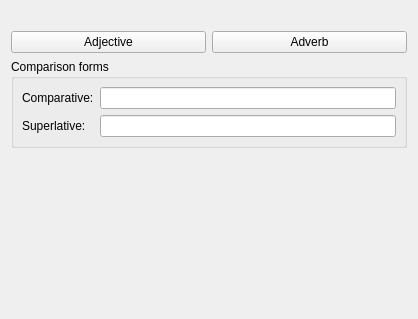
Before: the Qt Designer form src/entry-dialogs/comparisonwidget.ui in KDE/parley, drawn with Qt 5.
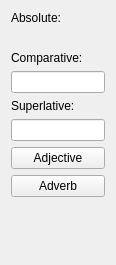
After: the same form once the commit is applied.

Commit message: Add a word type class derived from container. Make the layout of the word type widget better. Make the adjective/adverb buttons work. Save the changes to the comparison forms.

```diff
--- a/src/entry-dialogs/comparisonwidget.ui
+++ b/src/entry-dialogs/comparisonwidget.ui
@@ -5,16 +5,33 @@
    <rect>
     <x>0</x>
     <y>0</y>
-    <width>418</width>
-    <height>319</height>
+    <width>116</width>
+    <height>265</height>
    </rect>
   </property>
   <property name="windowTitle" >
    <string>Form</string>
   </property>
-  <layout class="QHBoxLayout" >
-   <item>
     <layout class="QVBoxLayout" >
+   <item>
+    <widget class="QLabel" name="absoluteLabel" >
+     <property name="sizePolicy" >
+      <sizepolicy vsizetype="Preferred" hsizetype="Minimum" >
+       <horstretch>0</horstretch>
+       <verstretch>0</verstretch>
+      </sizepolicy>
+     </property>
+     <property name="toolTip" >
+      <string>The comparative is used to compare nouns or verbs (faster)</string>
+     </property>
+     <property name="text" >
+      <string>Absolute:</string>
+     </property>
+     <property name="buddy" >
+      <cstring>comparativeLineEdit</cstring>
+     </property>
+    </widget>
+   </item>
      <item>
       <widget class="QLabel" name="absoluteEntryLabel" >
        <property name="text" >
@@ -23,49 +40,26 @@
       </widget>
      </item>
      <item>
-      <layout class="QHBoxLayout" >
-       <item>
-        <widget class="QPushButton" name="makeAdjectiveButton" >
-         <property name="text" >
-          <string>Adjective</string>
-         </property>
-        </widget>
-       </item>
-       <item>
-        <widget class="QPushButton" name="makeAdverbButton" >
+    <widget class="QLabel" name="comparativeLabel" >
+     <property name="sizePolicy" >
+      <sizepolicy vsizetype="Preferred" hsizetype="Minimum" >
+       <horstretch>0</horstretch>
+       <verstretch>0</verstretch>
+      </sizepolicy>
+     </property>
+     <property name="toolTip" >
+      <string>The comparative is used to compare nouns or verbs (faster)</string>
+     </property>
          <property name="text" >
-          <string>Adverb</string>
-         </property>
-        </widget>
-       </item>
-      </layout>
-     </item>
+      <string>Comparative:</string>
+     </property>
+     <property name="buddy" >
+      <cstring>comparativeLineEdit</cstring>
+     </property>
+    </widget>
+   </item>
      <item>
-      <widget class="QGroupBox" name="comparisonFormsGroup" >
-       <property name="title" >
-        <string>Comparison forms</string>
-       </property>
-       <layout class="QGridLayout" >
-        <property name="leftMargin" >
-         <number>8</number>
-        </property>
-        <property name="topMargin" >
-         <number>8</number>
-        </property>
-        <property name="rightMargin" >
-         <number>8</number>
-        </property>
-        <property name="bottomMargin" >
-         <number>8</number>
-        </property>
-        <property name="horizontalSpacing" >
-         <number>6</number>
-        </property>
-        <property name="verticalSpacing" >
-         <number>6</number>
-        </property>
-        <item row="2" column="1" >
-         <widget class="QLineEdit" name="superlativeLineEdit" >
+    <widget class="QLineEdit" name="comparativeLineEdit" >
           <property name="sizePolicy" >
            <sizepolicy vsizetype="Preferred" hsizetype="Expanding" >
             <horstretch>0</horstretch>
@@ -74,7 +68,7 @@
           </property>
          </widget>
         </item>
-        <item row="2" column="0" >
+   <item>
          <widget class="QLabel" name="superlativeLabel" >
           <property name="sizePolicy" >
            <sizepolicy vsizetype="Preferred" hsizetype="Minimum" >
@@ -93,8 +87,8 @@
           </property>
          </widget>
         </item>
-        <item row="1" column="1" >
-         <widget class="QLineEdit" name="comparativeLineEdit" >
+   <item>
+    <widget class="QLineEdit" name="superlativeLineEdit" >
           <property name="sizePolicy" >
            <sizepolicy vsizetype="Preferred" hsizetype="Expanding" >
             <horstretch>0</horstretch>
@@ -103,26 +97,18 @@
           </property>
          </widget>
         </item>
-        <item row="1" column="0" >
-         <widget class="QLabel" name="comparativeLabel" >
-          <property name="sizePolicy" >
-           <sizepolicy vsizetype="Preferred" hsizetype="Minimum" >
-            <horstretch>0</horstretch>
-            <verstretch>0</verstretch>
-           </sizepolicy>
-          </property>
-          <property name="toolTip" >
-           <string>The comparative is used to compare nouns or verbs (faster)</string>
-          </property>
+   <item>
+    <widget class="QPushButton" name="makeAdjectiveButton" >
           <property name="text" >
-           <string>Comparative:</string>
-          </property>
-          <property name="buddy" >
-           <cstring>comparativeLineEdit</cstring>
+      <string>Adjective</string>
           </property>
          </widget>
         </item>
-       </layout>
+   <item>
+    <widget class="QPushButton" name="makeAdverbButton" >
+     <property name="text" >
+      <string>Adverb</string>
+     </property>
       </widget>
      </item>
      <item>
@@ -133,12 +119,10 @@
        <property name="sizeHint" >
         <size>
          <width>20</width>
-         <height>40</height>
+       <height>51</height>
         </size>
        </property>
       </spacer>
-     </item>
-    </layout>
    </item>
   </layout>
  </widget>
```
Lines whose indentation alone changed are shown as unchanged. The commit also changes 16 other files.
